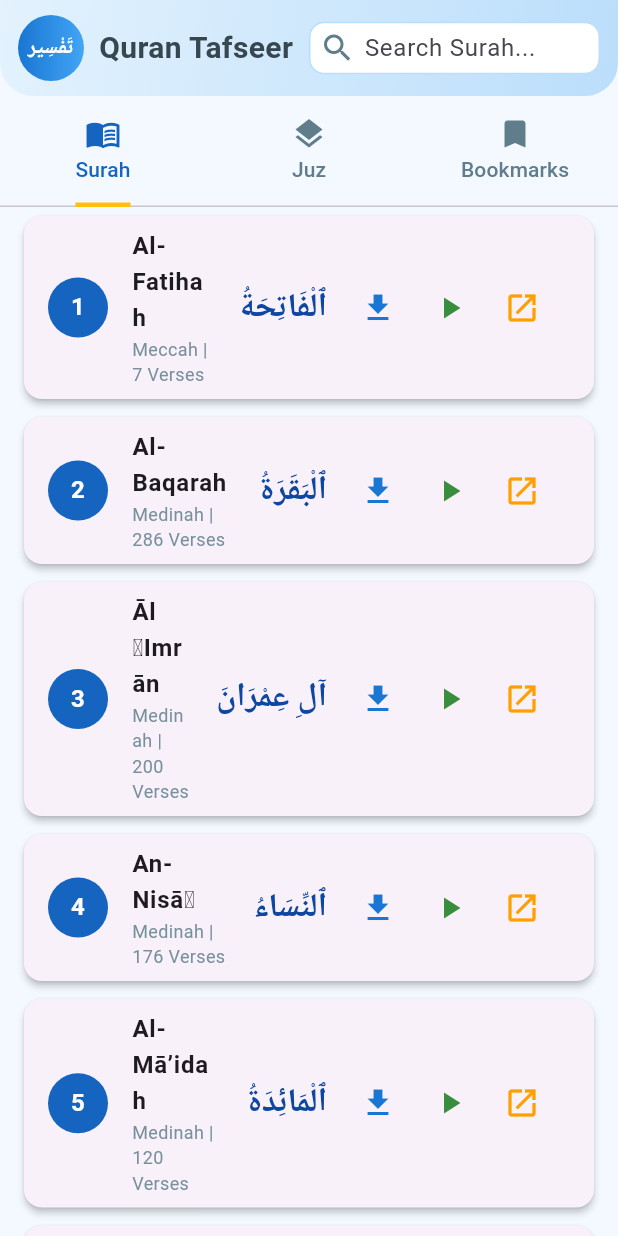
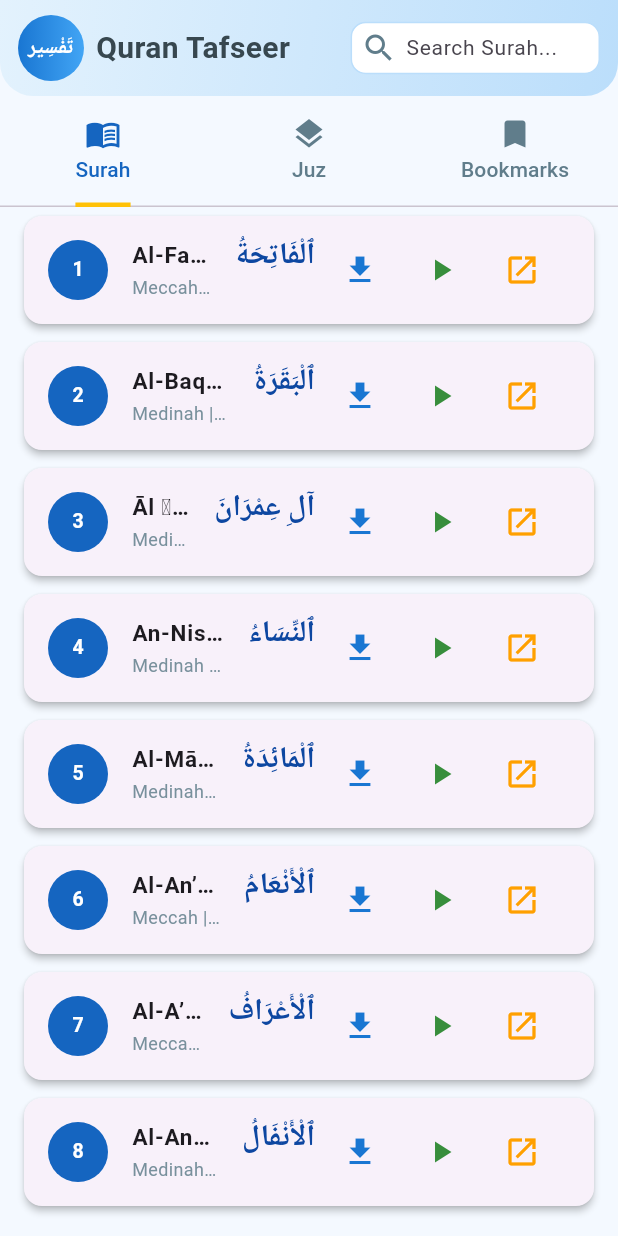
Before and after one commit to Itsmuavia/Eman-e-Khalis-App, a Flutter app: the Tafseer screen opened directly, on a phone screen of 412 x 824 dp. Run offline on Flutter 3.47's test engine with Material 3 defaults, Android fonts, the light colour scheme and no system bars; our stand-ins replace adhan, animated_text_kit, carousel_slider, font_awesome_flutter, google_fonts, location and 2 more; missing offline and left inert: dart:html, flutter_qiblah, video_thumbnail; Roboto replaces fonts that are missing (Lateef).

Commit message:
changes again kardi mane4

```diff
--- a/lib/Screens/Homepage.dart
+++ b/lib/Screens/Homepage.dart
@@ -182,7 +182,7 @@ class _HomepageState extends State<Homepage>
                               'Pure Faith',
                               style: TextStyle(
                                 color: Colors.blueGrey.shade400,
-                                fontSize: 11,
+                                fontSize: 12,
                               ),
                             ),
                           ],
--- a/lib/Screens/Tafseer.dart
+++ b/lib/Screens/Tafseer.dart
@@ -51,24 +51,24 @@ class _TafseerState extends State<Tafseer> with SingleTickerProviderStateMixin {
     },
     {
       "number": "6",
-      "name": "Al-Mā’idah",
-      "place": "Medinah",
-      "verses": "120 Verses",
-      "arabic": "ٱلْمَائِدَةُ",
+      "name": "Al-An’am",
+      "place": "Meccah",
+      "verses": "165 Verses",
+      "arabic": "ٱلْأَنْعَامُ",
     },
     {
       "number": "7",
-      "name": "Al-Mā’idah",
-      "place": "Medinah",
-      "verses": "120 Verses",
-      "arabic": "ٱلْمَائِدَةُ",
+      "name": "Al-A’raf",
+      "place": "Meccah",
+      "verses": "206 Verses",
+      "arabic": "ٱلْأَعْرَافُ",
     },
     {
       "number": "8",
-      "name": "Al-Mā’idah",
+      "name": "Al-Anfal",
       "place": "Medinah",
-      "verses": "120 Verses",
-      "arabic": "ٱلْمَائِدَةُ",
+      "verses": "75 Verses",
+      "arabic": "ٱلْأَنْفَالُ",
     },
   ];
 
@@ -104,11 +104,17 @@ class _TafseerState extends State<Tafseer> with SingleTickerProviderStateMixin {
     return Scaffold(
       backgroundColor: const Color(0xFFF4F9FF),
       body: SafeArea(
-        child: Column(
+        child: LayoutBuilder(
+          builder: (context, constraints) {
+            final isSmallScreen = constraints.maxWidth < 400;
+            final isTablet = constraints.maxWidth > 600;
+
+            return Column(
               children: [
-            // 🔹 Top Header with Search
+                // 🔹 Header + Search
                 Container(
-              padding: const EdgeInsets.symmetric(horizontal: 12, vertical: 10),
+                  padding:
+                  const EdgeInsets.symmetric(horizontal: 12, vertical: 10),
                   decoration: BoxDecoration(
                     gradient: LinearGradient(
                       colors: [Colors.blue.shade50, Colors.blue.shade100],
@@ -127,8 +133,8 @@ class _TafseerState extends State<Tafseer> with SingleTickerProviderStateMixin {
                         child: Row(
                           children: [
                             Container(
-                          width: 44,
-                          height: 44,
+                              width: isSmallScreen ? 38 : 44,
+                              height: isSmallScreen ? 38 : 44,
                               decoration: BoxDecoration(
                                 shape: BoxShape.circle,
                                 gradient: LinearGradient(
@@ -143,29 +149,32 @@ class _TafseerState extends State<Tafseer> with SingleTickerProviderStateMixin {
                                   'تَفْسِير',
                                   style: GoogleFonts.scheherazadeNew(
                                     color: Colors.white,
-                                fontSize: 14,
+                                    fontSize: isSmallScreen ? 12 : 14,
                                     fontWeight: FontWeight.bold,
                                   ),
                                   textDirection: TextDirection.rtl,
                                 ),
                               ),
                             ),
-                        const SizedBox(width: 10),
-                        Text(
+                            const SizedBox(width: 8),
+                            Flexible(
+                              child: Text(
                                 "Quran Tafseer",
                                 style: GoogleFonts.scheherazadeNew(
-                            fontSize: 20,
+                                  fontSize: isSmallScreen ? 16 : 20,
                                   fontWeight: FontWeight.bold,
                                   color: Colors.blueGrey.shade800,
+                                ),
+                                overflow: TextOverflow.ellipsis,
                               ),
                             ),
                           ],
                         ),
                       ),
                       Expanded(
-                    flex: 4,
+                        flex: 3,
                         child: Container(
-                      height: 35,
+                          height: isSmallScreen ? 32 : 35,
                           decoration: BoxDecoration(
                             color: Colors.white,
                             borderRadius: BorderRadius.circular(10),
@@ -184,6 +193,9 @@ class _TafseerState extends State<Tafseer> with SingleTickerProviderStateMixin {
                                     hintText: 'Search Surah...',
                                     border: InputBorder.none,
                                   ),
+                                  style: TextStyle(
+                                    fontSize: isSmallScreen ? 12 : 14,
+                                  ),
                                   textInputAction: TextInputAction.search,
                                 ),
                               ),
@@ -194,7 +206,8 @@ class _TafseerState extends State<Tafseer> with SingleTickerProviderStateMixin {
                                     FocusScope.of(context).unfocus();
                                   },
                                   child: const Padding(
-                                padding: EdgeInsets.symmetric(horizontal: 8.0),
+                                    padding:
+                                    EdgeInsets.symmetric(horizontal: 6.0),
                                     child: Icon(
                                       Icons.clear,
                                       size: 18,
@@ -210,8 +223,10 @@ class _TafseerState extends State<Tafseer> with SingleTickerProviderStateMixin {
                   ),
                 ),
 
-            // 🔹 Tabs
-            TabBar(
+                // 🔹 TabBar
+                Material(
+                  color: Colors.transparent,
+                  child: TabBar(
                     controller: _tabController,
                     labelColor: Colors.blue.shade800,
                     unselectedLabelColor: Colors.blueGrey,
@@ -224,13 +239,14 @@ class _TafseerState extends State<Tafseer> with SingleTickerProviderStateMixin {
                       Tab(icon: Icon(Icons.bookmark), text: "Bookmarks"),
                     ],
                   ),
+                ),
 
-            // 🔹 Tab Content
+                // 🔹 Responsive Content
                 Expanded(
                   child: TabBarView(
                     controller: _tabController,
                     children: [
-                  // SURAH TAB
+                      // Surah List
                       filteredSurah.isEmpty
                           ? Center(
                         child: Text(
@@ -239,7 +255,7 @@ class _TafseerState extends State<Tafseer> with SingleTickerProviderStateMixin {
                               : "No Surah available",
                           style: TextStyle(
                             color: Colors.blueGrey.shade400,
-                              fontSize: 16,
+                            fontSize: isSmallScreen ? 13 : 15,
                             fontWeight: FontWeight.w600,
                           ),
                         ),
@@ -262,80 +278,63 @@ class _TafseerState extends State<Tafseer> with SingleTickerProviderStateMixin {
                                 backgroundColor: Colors.blue.shade800,
                                 child: Text(
                                   surah["number"]!,
-                                    style: const TextStyle(
+                                  style: TextStyle(
                                     color: Colors.white,
                                     fontWeight: FontWeight.bold,
+                                    fontSize:
+                                    isSmallScreen ? 11 : 13,
                                   ),
                                 ),
                               ),
                               title: Text(
                                 surah["name"]!,
-                                  style: const TextStyle(
-                                    fontSize: 16,
+                                style: TextStyle(
+                                  fontSize: isSmallScreen ? 13 : 15,
                                   fontWeight: FontWeight.bold,
                                 ),
+                                overflow: TextOverflow.ellipsis,
                               ),
                               subtitle: Text(
                                 "${surah["place"]} | ${surah["verses"]}",
                                 style: TextStyle(
-                                    fontSize: 12,
+                                  fontSize: isSmallScreen ? 11 : 12,
                                   color: Colors.blueGrey.shade400,
                                 ),
+                                overflow: TextOverflow.ellipsis,
                               ),
-                                trailing: Row(
-                                  mainAxisSize: MainAxisSize.min,
+                              trailing: Wrap(
+                                spacing: isSmallScreen ? 4 : 6,
                                 children: [
                                   Text(
                                     surah["arabic"]!,
                                     style: GoogleFonts.lateef(
-                                        fontSize: 22,
+                                      fontSize:
+                                      isSmallScreen ? 17 : 20,
                                       fontWeight: FontWeight.bold,
                                       color: Colors.blue.shade900,
                                     ),
-                                    ),
-                                    const SizedBox(width: 10),
-                                    IconButton(
-                                      icon: Tooltip(
-                                        message: "Download",
-                                        child: Icon(
-                                          Icons.download,
-                                          color: Colors.blue.shade700,
-                                        ),
-                                      ),
-                                      onPressed: () {
-                                        ScaffoldMessenger.of(
-                                          context,
-                                        ).showSnackBar(
-                                          SnackBar(
-                                            content: Text(
-                                              "${surah["name"]} Downloaded!",
-                                            ),
-                                          ),
-                                        );
-                                      },
+                                    overflow: TextOverflow.ellipsis,
                                   ),
                                   IconButton(
-                                      icon: Tooltip(
-                                        message: "Play audio",
-                                        child: Icon(
-                                          Icons.play_arrow,
-                                          color: Colors.green.shade700,
-                                        ),
-                                      ),
-                                      onPressed: () {
-
-                                      },
+                                    icon: Icon(Icons.download,
+                                        color: Colors.blue.shade700,
+                                        size:
+                                        isSmallScreen ? 20 : 24),
+                                    onPressed: () {},
                                   ),
                                   IconButton(
-                                      icon: Tooltip(
-                                        message: "Tafseer",
-                                        child: Icon(
-                                          Icons.open_in_new,
+                                    icon: Icon(Icons.play_arrow,
+                                        color: Colors.green.shade700,
+                                        size:
+                                        isSmallScreen ? 20 : 24),
+                                    onPressed: () {},
+                                  ),
+                                  IconButton(
+                                    icon: Icon(Icons.open_in_new,
                                         color: Colors.amber.shade700,
-                                        ),
-                                      ),
-                                      onPressed: () {
-                                      },
+                                        size:
+                                        isSmallScreen ? 20 : 24),
+                                    onPressed: () {},
                                   ),
                                 ],
                               ),
@@ -344,23 +343,17 @@ class _TafseerState extends State<Tafseer> with SingleTickerProviderStateMixin {
                         },
                       ),
 
-                  const Center(
-                    child: Text(
-                      "Juz Content Coming Soon",
-                      style: TextStyle(fontSize: 16, color: Colors.blueGrey),
-                    ),
-                  ),
+                      // Juz tab
+                      const Center(child: Text("Juz Content Coming Soon")),
 
-                  const Center(
-                    child: Text(
-                      "Bookmarks will appear here",
-                      style: TextStyle(fontSize: 16, color: Colors.blueGrey),
-                    ),
-                  ),
+                      // Bookmarks tab
+                      const Center(child: Text("Bookmarks will appear here")),
                     ],
                   ),
                 ),
               ],
+            );
+          },
         ),
       ),
     );
--- a/lib/Screens/Videodetails.dart
+++ b/lib/Screens/Videodetails.dart
@@ -148,7 +148,8 @@ class _VideodetailsState extends State<Videodetails> {
       appBar: isFullscreen
           ? null
           : AppBar(
-        backgroundColor: Colors.blue.shade700,
+        backgroundColor: Colors.blue.shade200,
+        iconTheme: IconThemeData(color: Colors.blueGrey),
         elevation: 0,
         title: Text(
           'اِيمَانٌ خَالِص',
```
Also changed, not shown: lib/Screens/Ibadat.dart (+58 -45 lines), assets/images/islamic_pattern.png (added), assets/images/thumbnail3.png (added), lib/generated/assets.dart. Lines whose indentation alone changed are shown as unchanged.
